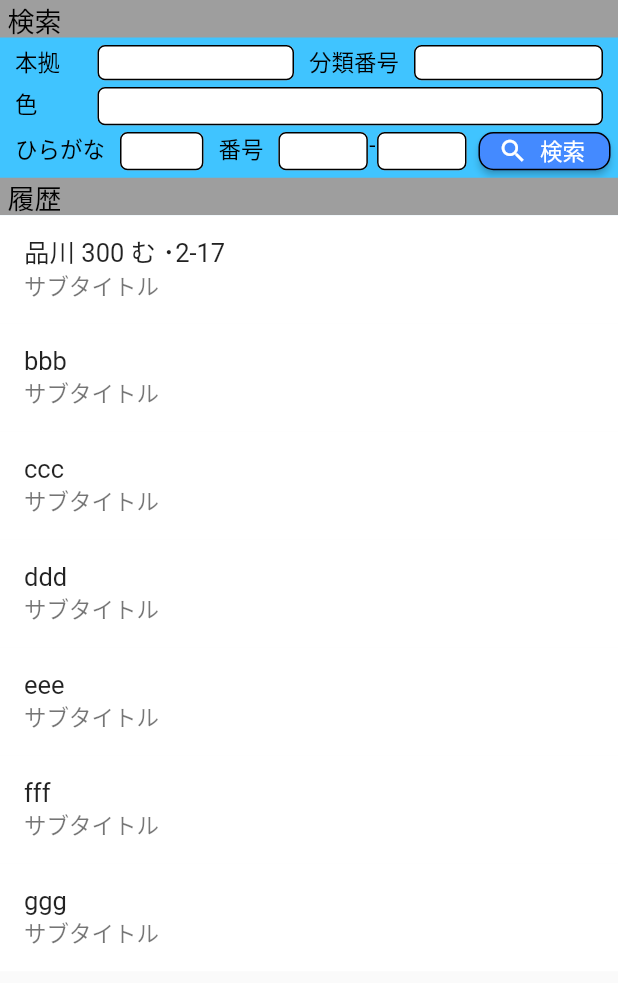
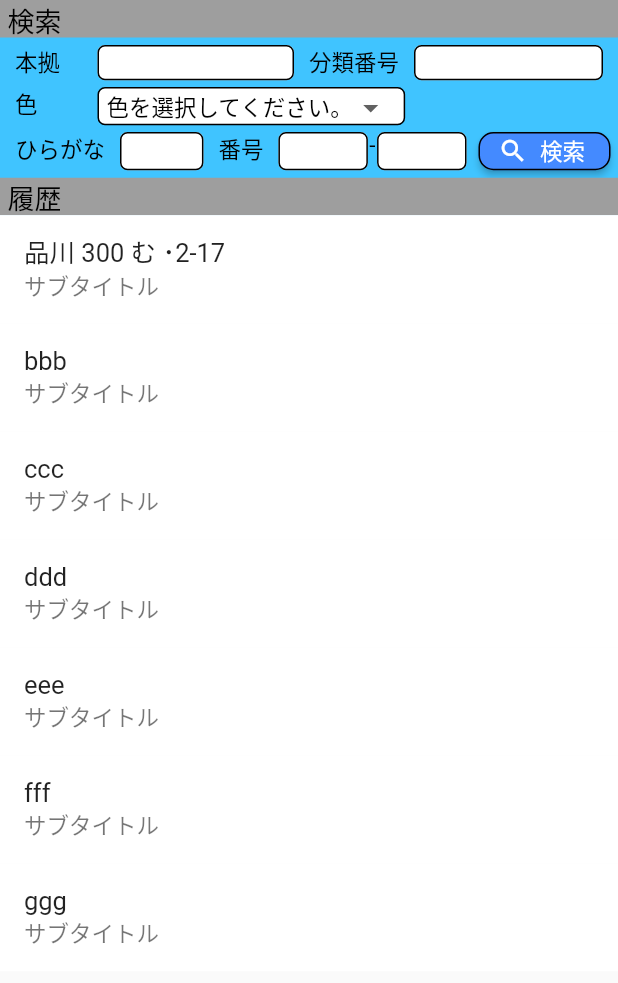
Before and after one commit to Nkoyama/CarOwnerConnect, a Flutter app: the TalkMainPage screen opened directly, on a phone screen of 412 x 824 dp. Shown: the top 983 px of the screen. Run offline on Flutter 3.47's test engine with Material 2 defaults, Android fonts, the phone set to English and light mode, and no system bars; drawn by our look-alikes of flutter_slidable.

Commit message:
トークメイン画面　色をドロップダウンに変更

```diff
--- a/car_owner_connect/lib/pages/talkMain.dart
+++ b/car_owner_connect/lib/pages/talkMain.dart
@@ -25,6 +25,15 @@ class TalkMainPage extends StatefulWidget {
 }
 
 class TalkMainPageState extends State<TalkMainPage> {
+  List<String> colorList = [
+    "色を選択してください。",
+    "白(文字色：緑)",
+    "緑(文字色：白)",
+    "黄色(文字色：黒)",
+    "黒(文字色：黄色)"
+  ];
+  String selectedColor = "色を選択してください。";
+
   var _placeController = TextEditingController();
   var _classificationController = TextEditingController();
   var _colorController = TextEditingController();
@@ -170,36 +179,52 @@ class TalkMainPageState extends State<TalkMainPage> {
                 height: 30.0,
                 width: 60.0,
               ),
-              Expanded(child: Container(
+              Container(
                 padding: EdgeInsets.only(
                     left: 5.0, right: 10.0, top: 3.0, bottom: 1.5),
-                child: TextField(
-                  decoration: InputDecoration(
-                    //Focusしていないとき
-                    enabledBorder: new OutlineInputBorder(
-                      borderRadius: new BorderRadius.circular(5.0),
-                      borderSide: BorderSide(
-                        color: Colors.black,
-                      ),
+                height: 30.0,
+                child: Container(
+                  padding: EdgeInsets.only(
+                      left: 5.0, right: 10.0, top: 1.0, bottom: 1.0),
+                  decoration: BoxDecoration(
+                    color: Colors.white,
+                    borderRadius: BorderRadius.circular(5),
+                    border: Border.all(color: Colors.black),
+                  ),
+                  child: new DropdownButtonHideUnderline(
+                    child: DropdownButton<String>(
+                      value: selectedColor,
+                      onChanged: (String newValue) {
+                        setState(() {
+                          selectedColor = newValue;
+                        });
+                      },
+                      selectedItemBuilder: (context) {
+                        return colorList.map((String item) {
+                          return Text(
+                            item,
+                            style: TextStyle(
+                              color: Colors.black,
+                              fontSize: 15.0,
+                            ),
+                          );
+                        }).toList();
+                      },
+                      items: colorList.map((String item) {
+                        return DropdownMenuItem(
+                          value: item,
+                          child: Text(
+                            item,
+                            style: item == selectedColor
+                                ? TextStyle(fontWeight: FontWeight.bold)
+                                : TextStyle(fontWeight: FontWeight.normal),
+                          ),
+                        );
+                      }).toList(),
                     ),
-                    //Focusしているとき
-                    focusedBorder: OutlineInputBorder(
-                      borderRadius: new BorderRadius.circular(5.0),
-                      borderSide: BorderSide(
-                        color: Colors.black,
-                        width: 2.0,
-                      ),
-                    ),
-                    filled: true,
-                    fillColor: Colors.white,
                   ),
-                  style: TextStyle(
-                      fontSize: 15.0
-                  ),
-                  focusNode: _colorFocusNode,
-                ),
-                height: 30.0,
-              ),),
+                )
+              ),
             ],
           ),
 
```
